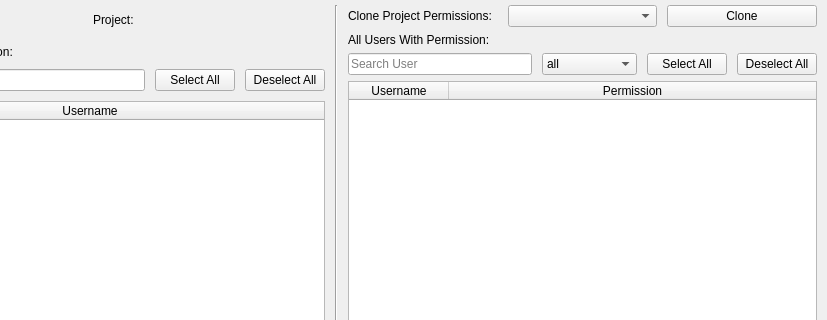
First picture: the form in mslib/msui/ui/ui_mscolab_admin_window.ui, repository Open-MSS/MSS, before the edit; both pictures show x 155 to 982 and y 0 to 320 of the 982 by 756 pixel window.
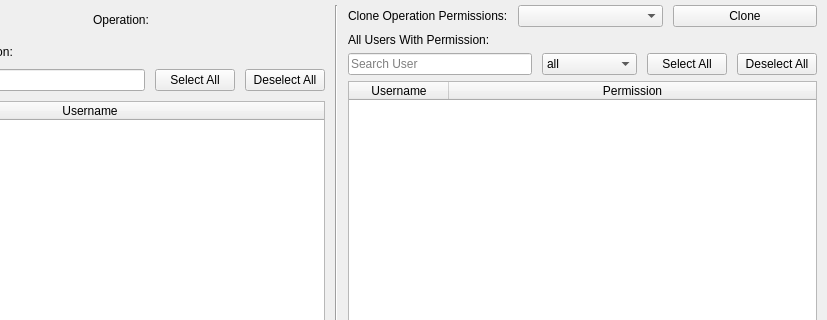
Second picture: the form after the edit.

```diff
--- a/mslib/msui/ui/ui_mscolab_admin_window.ui
+++ b/mslib/msui/ui/ui_mscolab_admin_window.ui
@@ -64,7 +64,7 @@
           <item>
            <widget class="QLabel" name="operationNameLabel">
             <property name="text">
-             <string>Project: </string>
+             <string>Operation: </string>
             </property>
            </widget>
           </item>
@@ -187,7 +187,7 @@
           <item>
            <widget class="QLabel" name="label_3">
             <property name="text">
-             <string>Clone Project Permissions:</string>
+             <string>Clone Operation Permissions:</string>
             </property>
            </widget>
           </item>
```
